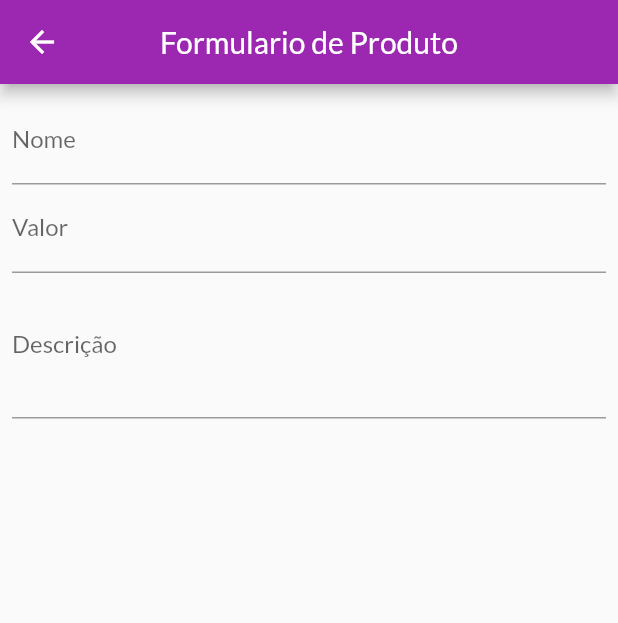
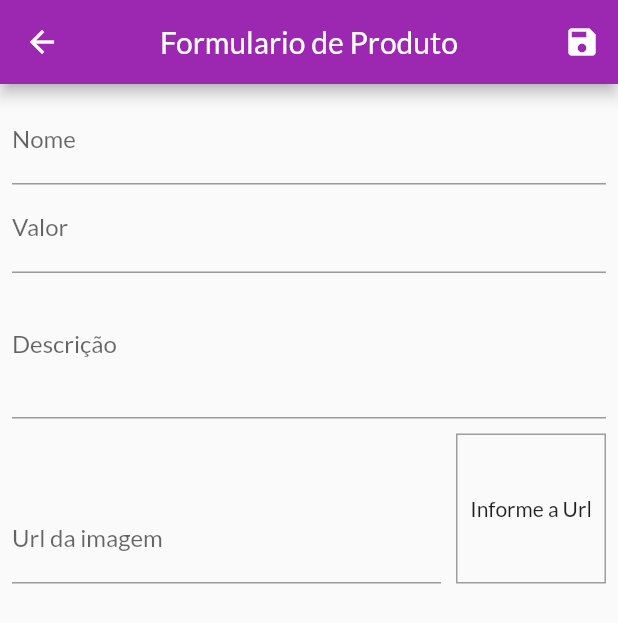
Before and after one commit to LucasWMedeiros/App_loja, a Flutter app: the ProductFormScreen screen opened by its route, on a phone screen of 412 x 824 dp. Shown: the top 623 px of the screen. Run offline on Flutter 3.47's test engine with Material 2 defaults, Android fonts, the phone set to English and light mode, and no system bars; network calls fail.

Commit message:
adicionando product_form_screen

```diff
--- a/lib/main.dart
+++ b/lib/main.dart
@@ -5,7 +5,7 @@ import 'package:app_loja/models/order_list.dart';
 import 'package:app_loja/models/product_list.dart';
 import 'package:app_loja/screen/cart_screen.dart';
 import 'package:app_loja/screen/orders_screen.dart';
-import 'package:app_loja/screen/product_form_scree.dart';
+import 'package:app_loja/screen/product_form_screen.dart';
 import 'package:app_loja/screen/product_screen.dart';
 import 'package:app_loja/screen/products_detail_screen.dart';
 import 'package:app_loja/screen/produtcs_overview_screen.dart';
--- a/lib/screen/product_form_scree.dart
+++ /dev/null
@@ -1,62 +0,0 @@
-import 'package:flutter/material.dart';
-
-class ProductFormScreen extends StatefulWidget {
-  ProductFormScreen({Key? key}) : super(key: key);
-
-  @override
-  State<ProductFormScreen> createState() => _ProductFormScreenState();
-}
-  final _priceFocus = FocusNode();
-  final _descriptionFocus = FocusNode();
-
-  @override
-  void dispose() {
-    dispose();
-    _priceFocus.dispose();
-    _descriptionFocus.dispose();
-
-  }
-
-class _ProductFormScreenState extends State<ProductFormScreen> {
-  @override
-  Widget build(BuildContext context) {
-    return Scaffold(
-      appBar: AppBar(
-        title: const Text('Formulario de Produto'),
-        centerTitle: true,
-      ),
-      body: Form(
-        child: Padding(
-          padding: const EdgeInsets.all(8.0),
-          child: ListView(
-            children: [
-              TextFormField(
-                decoration: const InputDecoration(labelText: 'Nome'),
-                textInputAction: TextInputAction.next,
-                onFieldSubmitted: (_) {
-                  FocusScope.of(context).requestFocus(_priceFocus);
-                }
-              ),
-              TextFormField(
-                decoration: const InputDecoration(labelText: 'Valor'),
-                focusNode: _priceFocus,
-                textInputAction: TextInputAction.next,
-                keyboardType: const TextInputType.numberWithOptions(decimal: true),
-                onFieldSubmitted: (_) {
-                  FocusScope.of(context).requestFocus(_descriptionFocus);
-                }
-              ),
-               TextFormField(
-                decoration: const InputDecoration(labelText: 'Descrição'),
-                textInputAction: TextInputAction.next,
-                focusNode: _descriptionFocus,
-                keyboardType: TextInputType.multiline,
-                maxLines: 3,
-              ),
-            ],
-          ),
-        ),
-      ),
-    );
-  }
-}
--- /dev/null
+++ b/lib/screen/product_form_screen.dart
@@ -0,0 +1,167 @@
+import 'dart:math';
+
+import 'package:flutter/material.dart';
+import 'package:app_loja/models/produt.dart';
+
+class ProductFormScreen extends StatefulWidget {
+  ProductFormScreen({Key? key}) : super(key: key);
+
+  @override
+  State<ProductFormScreen> createState() => _ProductFormScreenState();
+}
+
+class _ProductFormScreenState extends State<ProductFormScreen> {
+  final _priceFocus = FocusNode();
+  final _descriptionFocus = FocusNode();
+  final _imageUrlFocus = FocusNode();
+  final _imageUrlController = TextEditingController();
+  final _formKey = GlobalKey<FormState>();
+
+  final _formData = Map<String, Object>();
+
+  @override
+  void initState() {
+    super.initState();
+    _imageUrlFocus.addListener(updateImage);
+  }
+
+  @override
+  void dispose() {
+    super.dispose();
+    _priceFocus.dispose();
+    _descriptionFocus.dispose();
+    _imageUrlFocus.removeListener(updateImage);
+    _imageUrlFocus.dispose();
+  }
+
+  void updateImage() {
+    setState(() {});
+  }
+
+  void _submitForm() {
+    final isValid = _formKey.currentState?.validate() ?? false;
+
+    if (!isValid) {
+      return;
+    }
+    _formKey.currentState?.save();
+    final newProduct = Product(
+      id: Random().nextDouble().toString(),
+      name: _formData['name'] as String,
+      description: _formData['description'] as String,
+      price: _formData['price'] as double,
+      imageUrl: _formData['imageUrl'] as String,
+    );
+    print(newProduct.id);
+    print(newProduct.name);
+    print(newProduct.price);
+  }
+
+  @override
+  Widget build(BuildContext context) {
+    return Scaffold(
+      appBar: AppBar(
+        title: const Text('Formulario de Produto'),
+        centerTitle: true,
+        actions: [
+          IconButton(
+            onPressed: _submitForm,
+            icon: Icon(Icons.save),
+          )
+        ],
+      ),
+      body: Builder(builder: (context) {
+        return Form(
+          key: _formKey,
+          child: Padding(
+            padding: const EdgeInsets.all(8.0),
+            child: ListView(
+              children: [
+                TextFormField(
+                  decoration: const InputDecoration(
+                    labelText: 'Nome',
+                  ),
+                  textInputAction: TextInputAction.next,
+                  onFieldSubmitted: (_) {
+                    FocusScope.of(context).requestFocus(_priceFocus);
+                  },
+                  onSaved: (name) => _formData['name'] = name ?? '',
+                  validator: (_name) {
+                    final name = _name ?? '';
+                    if(name.trim().isEmpty){
+                      return 'Nome é obrigatório';
+                    }
+                    if(name.trim().length < 3){
+                      return 'Nome precisa no minimo de 3 letras';
+                    }
+                    return null;
+                  },
+                ),
+                TextFormField(
+                  decoration: const InputDecoration(labelText: 'Valor'),
+                  focusNode: _priceFocus,
+                  textInputAction: TextInputAction.next,
+                  keyboardType:
+                      const TextInputType.numberWithOptions(decimal: true),
+                  onFieldSubmitted: (_) {
+                    FocusScope.of(context).requestFocus(_descriptionFocus);
+                  },
+                  onSaved: (price) =>
+                      _formData['price'] = double.parse(price ?? '0'),
+                ),
+                TextFormField(
+                  decoration: const InputDecoration(labelText: 'Descrição'),
+                  focusNode: _descriptionFocus,
+                  keyboardType: TextInputType.multiline,
+                  maxLines: 3,
+                  onSaved: (description) =>
+                      _formData['description'] = description ?? '',
+                ),
+                Row(
+                  crossAxisAlignment: CrossAxisAlignment.end,
+                  children: [
+                    Expanded(
+                      child: TextFormField(
+                        decoration:
+                            const InputDecoration(labelText: 'Url da imagem'),
+                        textInputAction: TextInputAction.done,
+                        focusNode: _imageUrlFocus,
+                        keyboardType: TextInputType.url,
+                        controller: _imageUrlController,
+                        onSaved: (imageUrl) =>
+                            _formData['imageUrl'] = imageUrl ?? '',
+                        onFieldSubmitted: (_) => _submitForm(),
+                      ),
+                    ),
+                    Container(
+                      height: 100,
+                      width: 100,
+                      margin: const EdgeInsets.only(
+                        top: 10,
+                        left: 10,
+                      ),
+                      decoration: BoxDecoration(
+                          border: Border.all(
+                        color: Colors.grey,
+                        width: 1,
+                      )),
+                      alignment: Alignment.center,
+                      child: _imageUrlController.text.isEmpty
+                          ? const Text('Informe a Url')
+                          : FittedBox(
+                              // ignore: sort_child_properties_last
+                              child: Image.network(_imageUrlController.text, width: 90, height: 90,),
+                              fit: BoxFit.cover,
+
+                            ),
+                    )
+                  ],
+                ),
+              ],
+            ),
+          ),
+        );
+      }),
+    );
+  }
+}
```
